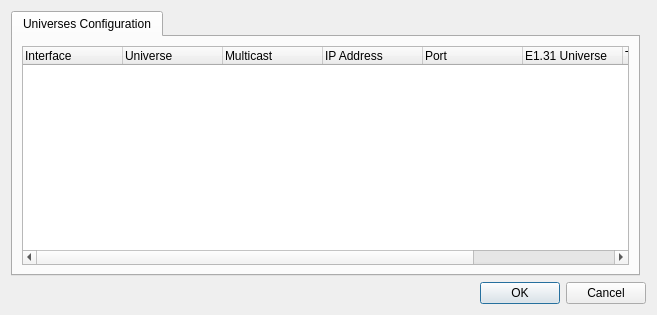
The window that plugins/E1.31/configuree131.ui (mcallegari/qlcplus) describes before a commit, drawn with Qt 5.
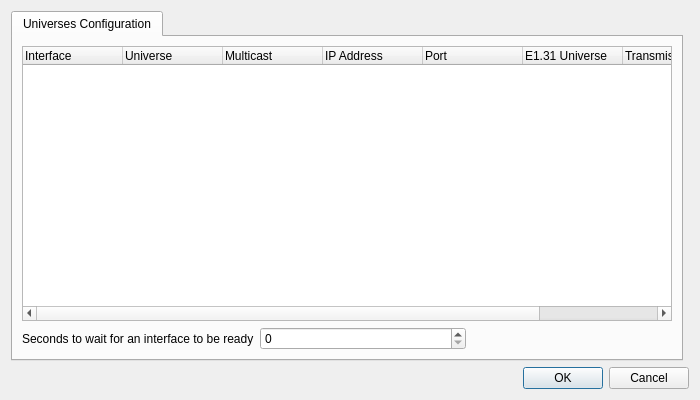
The same window after the commit.

Commit message: plugins/artnet,e1.31,osc: add a parameter to wait for interfaces to be ready

```diff
--- a/plugins/E1.31/configuree131.ui
+++ b/plugins/E1.31/configuree131.ui
@@ -25,8 +25,8 @@
    <rect>
     <x>0</x>
     <y>0</y>
-    <width>657</width>
-    <height>315</height>
+    <width>700</width>
+    <height>400</height>
    </rect>
   </property>
   <property name="windowTitle">
@@ -93,6 +93,40 @@
          </column>
         </widget>
        </item>
+       <item>
+        <layout class="QHBoxLayout" name="horizontalLayout">
+         <item>
+          <widget class="QLabel" name="label">
+           <property name="text">
+            <string>Seconds to wait for an interface to be ready</string>
+           </property>
+          </widget>
+         </item>
+         <item>
+          <widget class="QSpinBox" name="m_waitReadySpin">
+           <property name="sizePolicy">
+            <sizepolicy hsizetype="MinimumExpanding" vsizetype="Fixed">
+             <horstretch>0</horstretch>
+             <verstretch>0</verstretch>
+            </sizepolicy>
+           </property>
+          </widget>
+         </item>
+         <item>
+          <spacer name="horizontalSpacer">
+           <property name="orientation">
+            <enum>Qt::Horizontal</enum>
+           </property>
+           <property name="sizeHint" stdset="0">
+            <size>
+             <width>40</width>
+             <height>20</height>
+            </size>
+           </property>
+          </spacer>
+         </item>
+        </layout>
+       </item>
       </layout>
      </widget>
     </widget>
```
Left out of the diff: 4 changed lines with no effect on the pictures. The commit also changes 12 other files.
